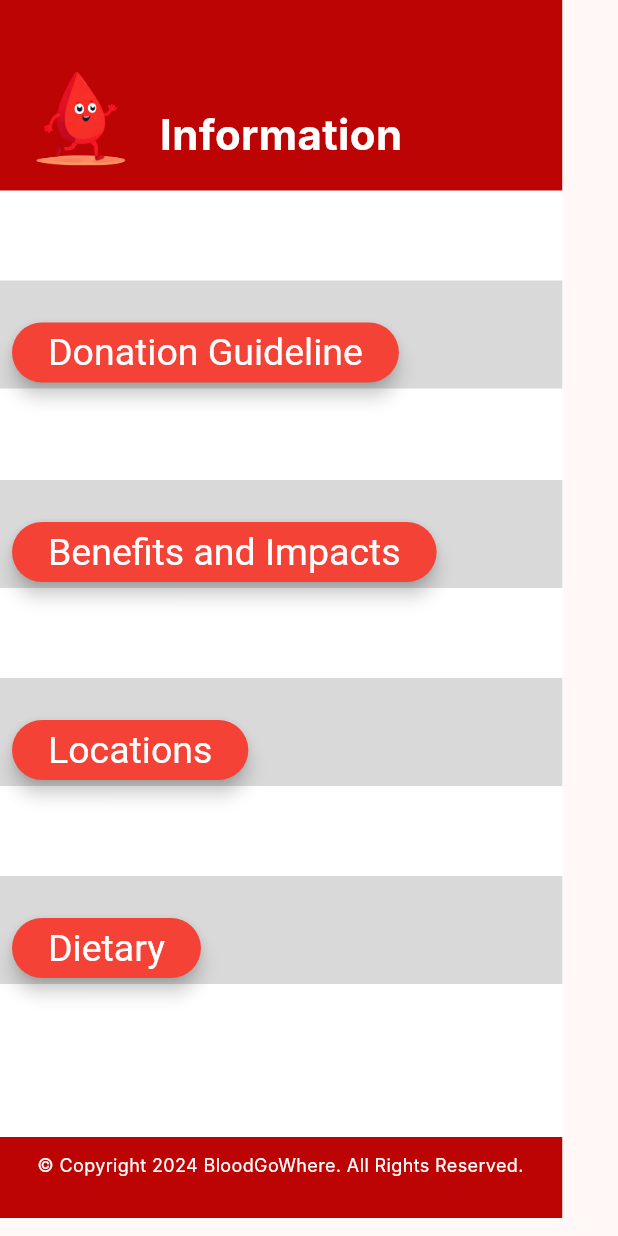
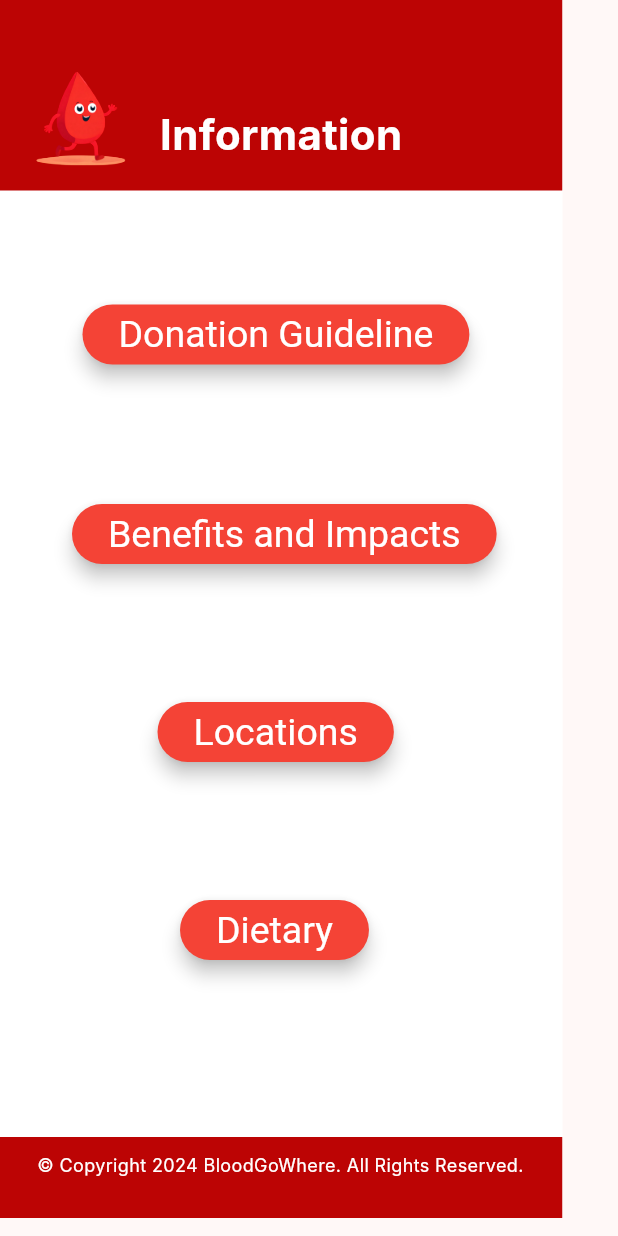
Before and after one commit to fernfern0011/bloodgowhere, a Flutter app: the Iphone13Mini1 widget shown alone on an empty page, opened directly, on a phone screen of 412 x 824 dp. Run offline on Flutter 3.47's test engine with Material 3 defaults, Android fonts, the phone set to English and light mode, and no system bars; Roboto replaces fonts that are missing (Inter).

Commit message:
Update info.dart and made it pretty

```diff
--- a/lib/info.dart
+++ b/lib/info.dart
@@ -173,12 +173,12 @@ class Iphone13Mini1 extends StatelessWidget {
                         child: Container(
                           width: 375,
                           height: 72,
-                          decoration: BoxDecoration(color: Color(0xFFD9D9D9)),
+                          decoration: BoxDecoration(color: Color.fromARGB(255, 255, 255, 255)),
                         ),
                       ),
                       Positioned(
-                        left: 8,
-                        top: 24,
+                        left: 55,
+                        top: 12,
                         child: ElevatedButton(
                           onPressed: () {
                             Navigator.push(
@@ -219,12 +219,12 @@ class Iphone13Mini1 extends StatelessWidget {
                         child: Container(
                           width: 375,
                           height: 72,
-                          decoration: BoxDecoration(color: Color(0xFFD9D9D9)),
+                          decoration: BoxDecoration(color: Color.fromARGB(255, 255, 255, 255)),
                         ),
                       ),
                       Positioned(
-                        left: 8,
-                        top: 24,
+                        left: 48,
+                        top: 12,
                         child: ElevatedButton(
                           onPressed: () {
                             Navigator.push(
@@ -259,12 +259,12 @@ class Iphone13Mini1 extends StatelessWidget {
                         child: Container(
                           width: 375,
                           height: 72,
-                          decoration: BoxDecoration(color: Color(0xFFD9D9D9)),
+                          decoration: BoxDecoration(color: Color.fromARGB(255, 255, 255, 255)),
                         ),
                       ),
                       Positioned(
-                        left: 8,
-                        top: 24,
+                        left: 120,
+                        top: 12,
                         child: ElevatedButton(
                           onPressed: () {
                             Navigator.push(
@@ -299,12 +299,12 @@ class Iphone13Mini1 extends StatelessWidget {
                         child: Container(
                           width: 375,
                           height: 72,
-                          decoration: BoxDecoration(color: Color(0xFFD9D9D9)),
+                          decoration: BoxDecoration(color: Color.fromARGB(255, 255, 255, 255)),
                         ),
                       ),
                       Positioned(
-                        left: 8,
-                        top: 24,
+                        left: 105,
+                        top: 12,
                         child: ElevatedButton(
                           onPressed: () {
                             Navigator.push(
```
